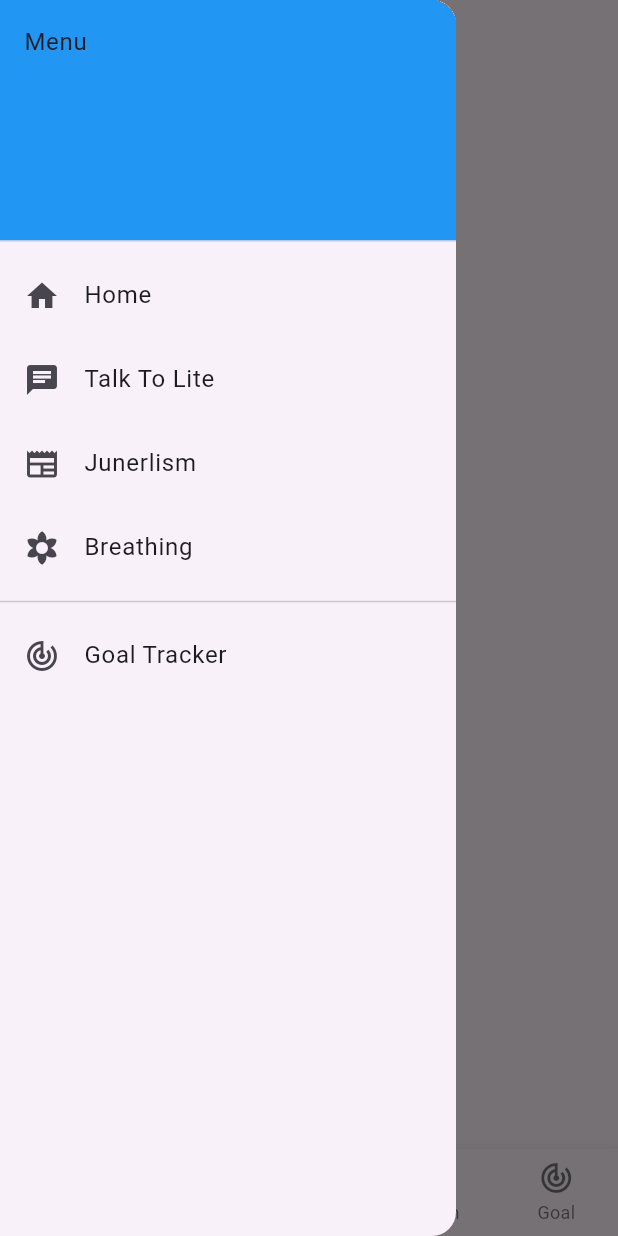
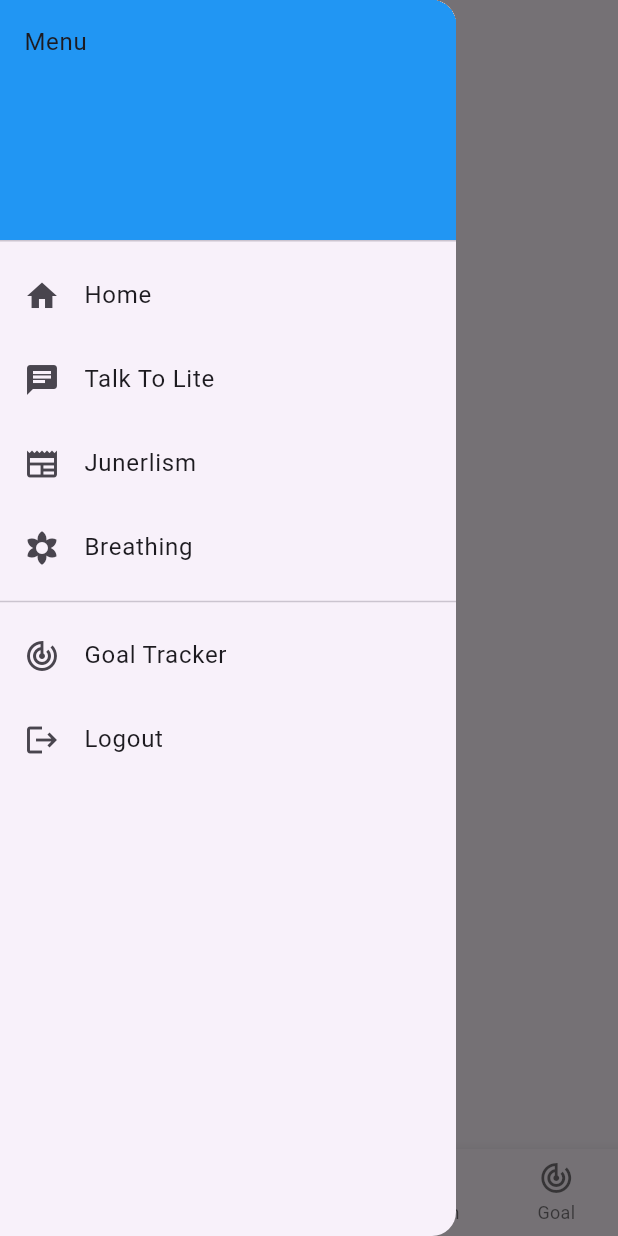
Before and after one commit to ramanshakyars/ray_of_light, a Flutter app: the MainScreen screen opened directly with empty values, with the side drawer open, on a phone screen of 412 x 824 dp. Run offline on Flutter 3.47's test engine with Material 3 defaults, Android fonts, the phone set to English and light mode, and no system bars; our stand-ins replace go_router.

Commit message:
working on configration

```diff
--- a/lib/core/config/config-routes.dart
+++ b/lib/core/config/config-routes.dart
@@ -35,6 +35,10 @@ final router = GoRouter(
       path: RouteNames.resetPassword,
       builder: (context, state) => const ResetPasswordScreen(),
     ),
+    GoRoute(
+      path: RouteNames.logout,
+      builder: (context, state) => const Login(),
+    ),
 
     // Main app structure with nested routes
     ShellRoute(
--- a/lib/core/config/main-layout.dart
+++ b/lib/core/config/main-layout.dart
@@ -69,6 +69,14 @@ class _MainScreenState extends State<MainScreen> {
               Navigator.pop(context);
             },
           ),
+          ListTile(
+            leading: const Icon(Icons.logout),
+            title: const Text('Logout'),
+            onTap: () {
+              context.go('${RouteNames.mainApp}/${RouteNames.logout}');
+              Navigator.pop(context);
+            },
+          ),
         ],
       ),
     );
--- a/lib/core/config/routenames.dart
+++ b/lib/core/config/routenames.dart
@@ -5,6 +5,7 @@ class RouteNames {
   static const register = '/register';
   static const forgotPassword = '/forgot-password';
   static const resetPassword = '/reset-password';
+  static const logout = '/logout';
 
   // Main app structure
   static const mainApp = '/main';
--- a/lib/presentation/screens/login.dart
+++ b/lib/presentation/screens/login.dart
@@ -134,7 +134,9 @@ class _LoginPageState extends State<LoginPage> {
                   // Signup Link (Optional)
                   TextButton(
                     onPressed: () {
-                      context.goNamed('register');
+                      GoRouter.of(
+                        context,
+                      ).go('${RouteNames.register}');
                     },
                     child: Text('Don’t have an account? Sign Up'),
                   ),
```
